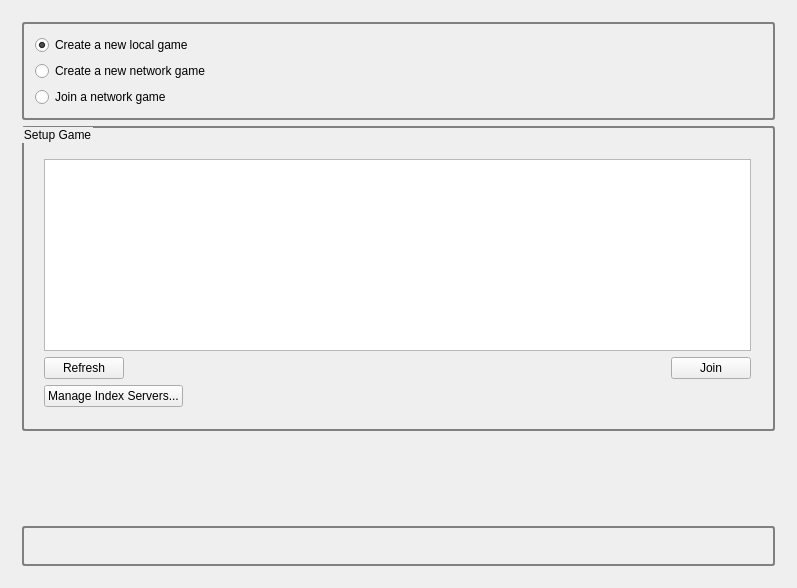
antoniusriha/con4, file src/con4/mainwindow.ui: the form before one commit.
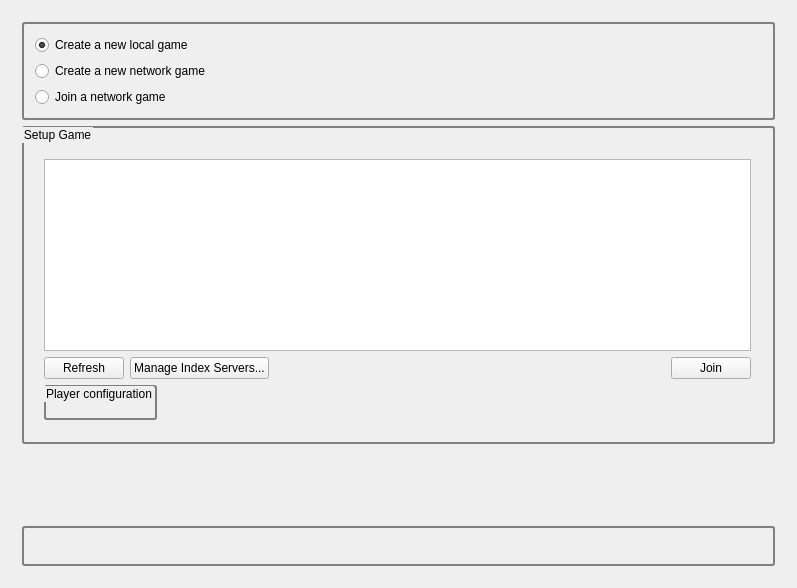
The form after the commit. The open tabs and pages were chosen to show the change. Custom widgets are drawn as their Qt base class.

The edit to the form file:
```diff
--- a/src/con4/mainwindow.ui
+++ b/src/con4/mainwindow.ui
@@ -231,7 +231,35 @@
                </widget>
                <widget class="QWidget" name="pageJoinGameSetup">
                 <layout class="QGridLayout" name="gridLayout_5">
-                 <item row="0" column="0">
+                 <item row="1" column="0">
+                  <widget class="QGroupBox" name="groupBox_2">
+                   <property name="title">
+                    <string>Player configuration</string>
+                   </property>
+                   <layout class="QGridLayout" name="gridLayout_10">
+                    <property name="topMargin">
+                     <number>20</number>
+                    </property>
+                    <item row="0" column="0">
+                     <widget class="PlayerConfView" name="joinplayerConf" native="true"/>
+                    </item>
+                   </layout>
+                  </widget>
+                 </item>
+                 <item row="1" column="1">
+                  <spacer name="horizontalSpacer_2">
+                   <property name="orientation">
+                    <enum>Qt::Horizontal</enum>
+                   </property>
+                   <property name="sizeHint" stdset="0">
+                    <size>
+                     <width>40</width>
+                     <height>20</height>
+                    </size>
+                   </property>
+                  </spacer>
+                 </item>
+                 <item row="0" column="0" colspan="2">
                   <layout class="QVBoxLayout" name="verticalLayoutJoin">
                    <item>
                     <widget class="QTreeView" name="tvJoinGames"/>
@@ -251,6 +279,13 @@
                        </property>
                       </widget>
                      </item>
+                     <item>
+                      <widget class="QPushButton" name="btnManageIndexServersJoin">
+                       <property name="text">
+                        <string>Manage Index Servers...</string>
+                       </property>
+                      </widget>
+                     </item>
                      <item>
                       <spacer name="horizontalSpacer">
                        <property name="orientation">
@@ -281,13 +316,6 @@
                    </item>
                   </layout>
                  </item>
-                 <item row="1" column="0" alignment="Qt::AlignLeft">
-                  <widget class="QPushButton" name="btnManageIndexServersJoin">
-                   <property name="text">
-                    <string>Manage Index Servers...</string>
-                   </property>
-                  </widget>
-                 </item>
                 </layout>
                </widget>
               </widget>
@@ -373,6 +401,12 @@
    <header>localgameconfview.h</header>
    <container>1</container>
   </customwidget>
+  <customwidget>
+   <class>PlayerConfView</class>
+   <extends>QWidget</extends>
+   <header>playerconfview.h</header>
+   <container>1</container>
+  </customwidget>
  </customwidgets>
  <resources/>
  <connections>
```
Left out of the diff: 109 changed lines with no effect on the pictures.
